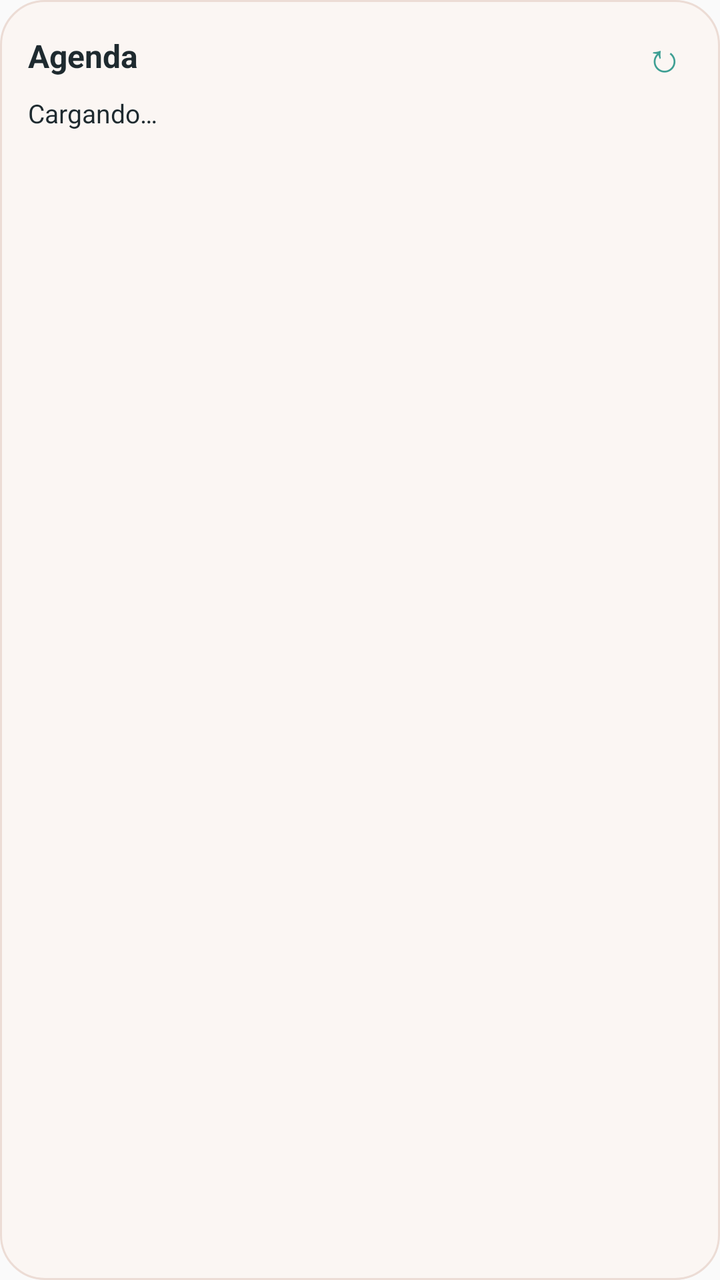
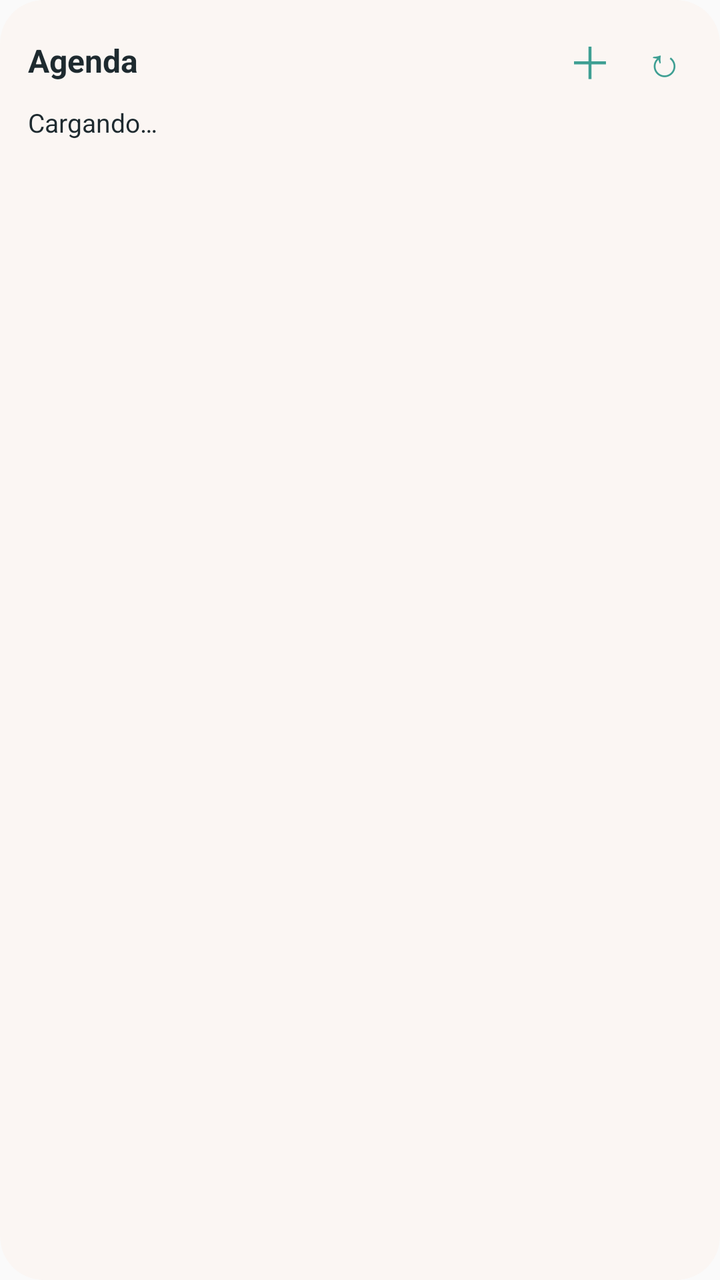

Compare the two renders of this Android layout. The source of the first and the diff that turns it into the second are given below.
<!-- AndroidManifest.xml: application theme android:Theme.Material.Light.NoActionBar -->
<!-- res/layout/widget.xml -->
<?xml version="1.0" encoding="utf-8"?>
<LinearLayout xmlns:android="http://schemas.android.com/apk/res/android"
    android:id="@+id/raiz"
    android:layout_width="match_parent"
    android:layout_height="match_parent"
    android:orientation="vertical"
    android:padding="14dp"
    android:background="@drawable/fondo">
    <LinearLayout
        android:layout_width="match_parent"
        android:layout_height="wrap_content"
        android:orientation="horizontal"
        android:gravity="center_vertical">
        <TextView
            android:id="@+id/titulo"
            android:layout_width="0dp"
            android:layout_height="wrap_content"
            android:layout_weight="1"
            android:text="Agenda"
            android:textColor="#FF1E2A2F"
            android:textSize="16sp"
            android:textStyle="bold" />
        <TextView
            android:id="@+id/refrescar"
            android:layout_width="wrap_content"
            android:layout_height="wrap_content"
            android:paddingStart="12dp"
            android:paddingEnd="4dp"
            android:text="↻"
            android:textColor="#FF3E9F93"
            android:textSize="20sp" />
    </LinearLayout>
    <TextView
        android:id="@+id/cuerpo"
        android:layout_width="match_parent"
        android:layout_height="0dp"
        android:layout_weight="1"
        android:layout_marginTop="6dp"
        android:ellipsize="end"
        android:lineSpacingExtra="3dp"
        android:text="Cargando…"
        android:textColor="#FF1E2A2F"
        android:textSize="13sp" />
    <TextView
        android:id="@+id/pie"
        android:layout_width="match_parent"
        android:layout_height="wrap_content"
        android:textColor="#FF5F6B6F"
        android:textSize="11sp" />
</LinearLayout>
<!-- resources referenced by this layout -->
<resources>
  <!-- drawable fondo (drawable) -->
  <?xml version="1.0" encoding="utf-8"?>
  <shape xmlns:android="http://schemas.android.com/apk/res/android" android:shape="rectangle">
      <solid android:color="#FFFBF6F3" />
      <stroke android:width="1dp" android:color="#FFECDCD5" />
      <corners android:radius="22dp" />
  </shape>
</resources>

<!-- the commit's change to res/layout/widget.xml (unified diff, before → after) -->
@@ -1,50 +1,68 @@
 <?xml version="1.0" encoding="utf-8"?>
-<LinearLayout xmlns:android="http://schemas.android.com/apk/res/android"
+<FrameLayout xmlns:android="http://schemas.android.com/apk/res/android"
     android:id="@+id/raiz"
     android:layout_width="match_parent"
-    android:layout_height="match_parent"
-    android:orientation="vertical"
-    android:padding="14dp"
-    android:background="@drawable/fondo">
+    android:layout_height="match_parent">
+    <ImageView
+        android:id="@+id/fondoImg"
+        android:layout_width="match_parent"
+        android:layout_height="match_parent"
+        android:scaleType="fitXY"
+        android:src="@drawable/fondo" />
     <LinearLayout
         android:layout_width="match_parent"
-        android:layout_height="wrap_content"
-        android:orientation="horizontal"
-        android:gravity="center_vertical">
+        android:layout_height="match_parent"
+        android:orientation="vertical"
+        android:padding="14dp">
+        <LinearLayout
+            android:layout_width="match_parent"
+            android:layout_height="wrap_content"
+            android:orientation="horizontal"
+            android:gravity="center_vertical">
+            <TextView
+                android:id="@+id/titulo"
+                android:layout_width="0dp"
+                android:layout_height="wrap_content"
+                android:layout_weight="1"
+                android:text="Agenda"
+                android:textColor="#FF1E2A2F"
+                android:textSize="16sp"
+                android:textStyle="bold" />
+            <TextView
+                android:id="@+id/mas"
+                android:layout_width="wrap_content"
+                android:layout_height="wrap_content"
+                android:paddingStart="12dp"
+                android:paddingEnd="8dp"
+                android:text="＋"
+                android:textColor="#FF3E9F93"
+                android:textSize="22sp" />
+            <TextView
+                android:id="@+id/refrescar"
+                android:layout_width="wrap_content"
+                android:layout_height="wrap_content"
+                android:paddingStart="8dp"
+                android:paddingEnd="4dp"
+                android:text="↻"
+                android:textColor="#FF3E9F93"
+                android:textSize="20sp" />
+        </LinearLayout>
         <TextView
-            android:id="@+id/titulo"
-            android:layout_width="0dp"
+            android:id="@+id/cuerpo"
+            android:layout_width="match_parent"
+            android:layout_height="0dp"
+            android:layout_weight="1"
+            android:layout_marginTop="6dp"
+            android:ellipsize="end"
+            android:lineSpacingExtra="3dp"
+            android:text="Cargando…"
+            android:textColor="#FF1E2A2F"
+            android:textSize="13sp" />
+        <TextView
+            android:id="@+id/pie"
+            android:layout_width="match_parent"
             android:layout_height="wrap_content"
-            android:layout_weight="1"
-            android:text="Agenda"
-            android:textColor="#FF1E2A2F"
-            android:textSize="16sp"
-            android:textStyle="bold" />
-        <TextView
-            android:id="@+id/refrescar"
-            android:layout_width="wrap_content"
-            android:layout_height="wrap_content"
-            android:paddingStart="12dp"
-            android:paddingEnd="4dp"
-            android:text="↻"
-            android:textColor="#FF3E9F93"
-            android:textSize="20sp" />
+            android:textColor="#FF5F6B6F"
+            android:textSize="11sp" />
     </LinearLayout>
-    <TextView
-        android:id="@+id/cuerpo"
-        android:layout_width="match_parent"
-        android:layout_height="0dp"
-        android:layout_weight="1"
-        android:layout_marginTop="6dp"
-        android:ellipsize="end"
-        android:lineSpacingExtra="3dp"
-        android:text="Cargando…"
-        android:textColor="#FF1E2A2F"
-        android:textSize="13sp" />
-    <TextView
-        android:id="@+id/pie"
-        android:layout_width="match_parent"
-        android:layout_height="wrap_content"
-        android:textColor="#FF5F6B6F"
-        android:textSize="11sp" />
-</LinearLayout>
+</FrameLayout>
<!-- resource entries referenced after the edit -->
@@ -4,7 +4,7 @@
   <?xml version="1.0" encoding="utf-8"?>
   <shape xmlns:android="http://schemas.android.com/apk/res/android" android:shape="rectangle">
       <solid android:color="#FFFBF6F3" />
-      <stroke android:width="1dp" android:color="#FFECDCD5" />
+      
       <corners android:radius="22dp" />
   </shape>
 </resources>
